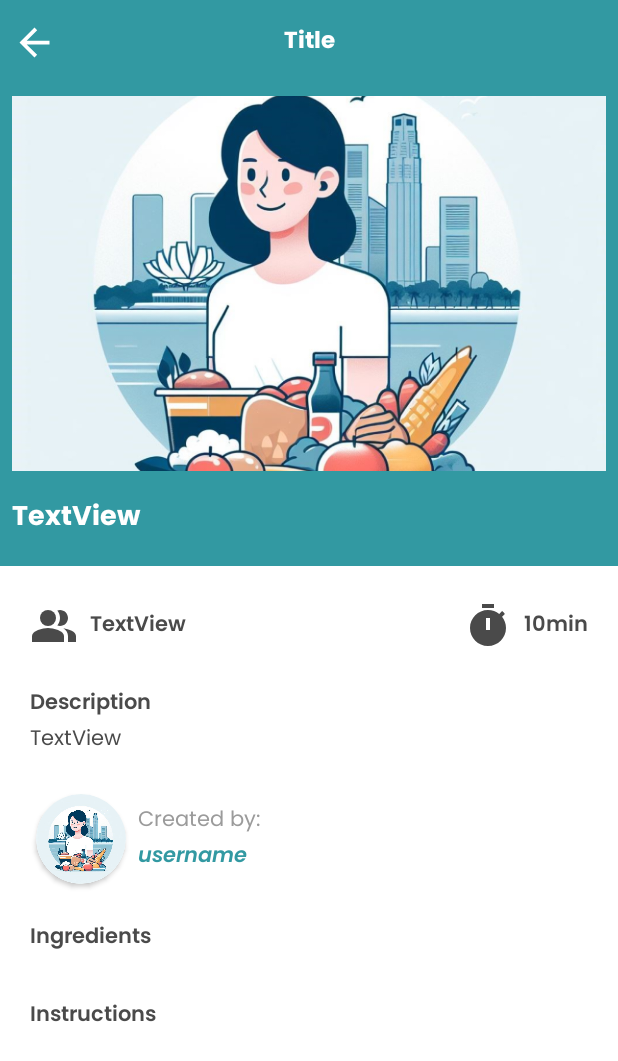
After one commit to hoonweemeng/recipefarm-android, an Android app: the RecipeDetailActivity screen opened directly, with no data from a screen before it, on a phone screen of 412 x 824 dp. The commit adds this screen. Shown: the top 1061 px of the screen. Run offline under Robolectric (Android 15) with nearby library versions, the phone set to English and light mode, and no system bars.

Commit message:
created ui for recipe detail page

```diff
--- /dev/null
+++ b/app/src/main/java/com/app/recipefarm/recipedetail/RecipeDetailActivity.java
@@ -0,0 +1,21 @@
+package com.app.recipefarm.recipedetail;
+
+import android.os.Bundle;
+
+import androidx.activity.EdgeToEdge;
+import androidx.appcompat.app.AppCompatActivity;
+import androidx.core.graphics.Insets;
+import androidx.core.view.ViewCompat;
+import androidx.core.view.WindowInsetsCompat;
+
+import com.app.recipefarm.R;
+
+public class RecipeDetailActivity extends AppCompatActivity {
+
+    @Override
+    protected void onCreate(Bundle savedInstanceState) {
+        super.onCreate(savedInstanceState);
+        EdgeToEdge.enable(this);
+        setContentView(R.layout.activity_recipe_detail);
+    }
+}
--- /dev/null
+++ b/app/src/main/res/drawable/ic_people.xml
@@ -0,0 +1,11 @@
+<vector xmlns:android="http://schemas.android.com/apk/res/android" android:height="24dp" android:tint="#9B9B9B" android:viewportHeight="24" android:viewportWidth="24" android:width="24dp">
+
+    <path android:fillColor="@android:color/white" android:fillType="evenOdd" android:pathData="M16.67,13.13C18.04,14.06 19,15.32 19,17v3h4v-3C23,14.82 19.43,13.53 16.67,13.13z"/>
+
+    <path android:fillColor="@android:color/white" android:fillType="evenOdd" android:pathData="M9,8m-4,0a4,4 0,1 1,8 0a4,4 0,1 1,-8 0"/>
+
+    <path android:fillColor="@android:color/white" android:fillType="evenOdd" android:pathData="M15,12c2.21,0 4,-1.79 4,-4c0,-2.21 -1.79,-4 -4,-4c-0.47,0 -0.91,0.1 -1.33,0.24C14.5,5.27 15,6.58 15,8s-0.5,2.73 -1.33,3.76C14.09,11.9 14.53,12 15,12z"/>
+
+    <path android:fillColor="@android:color/white" android:fillType="evenOdd" android:pathData="M9,13c-2.67,0 -8,1.34 -8,4v3h16v-3C17,14.34 11.67,13 9,13z"/>
+
+</vector>
--- /dev/null
+++ b/app/src/main/res/layout/activity_recipe_detail.xml
@@ -0,0 +1,265 @@
+<?xml version="1.0" encoding="utf-8"?>
+<androidx.constraintlayout.widget.ConstraintLayout xmlns:android="http://schemas.android.com/apk/res/android"
+    xmlns:app="http://schemas.android.com/apk/res-auto"
+    xmlns:tools="http://schemas.android.com/tools"
+    android:id="@+id/main"
+    android:layout_width="match_parent"
+    android:layout_height="match_parent"
+    tools:context=".recipedetail.RecipeDetailActivity">
+
+    <LinearLayout
+        android:layout_width="match_parent"
+        android:layout_height="match_parent"
+        android:orientation="vertical">
+
+        <include
+            android:id="@+id/action_bar"
+            layout="@layout/layout_generic_action_bar" />
+
+        <androidx.core.widget.NestedScrollView
+            android:layout_width="match_parent"
+            android:layout_height="wrap_content"
+            android:fillViewport="true">
+
+            <LinearLayout
+                android:layout_width="match_parent"
+                android:layout_height="wrap_content"
+                android:orientation="vertical"
+                android:visibility="visible">
+
+                <androidx.constraintlayout.widget.ConstraintLayout
+                    android:layout_width="match_parent"
+                    android:layout_height="match_parent"
+                    android:background="@color/cadet_blue"
+                    android:visibility="visible">
+
+                    <ImageView
+                        android:id="@+id/imageView3"
+                        android:layout_width="0dp"
+                        android:layout_height="250dp"
+                        android:layout_marginStart="8dp"
+                        android:layout_marginTop="8dp"
+                        android:layout_marginEnd="8dp"
+                        android:scaleType="centerCrop"
+                        app:layout_constraintEnd_toEndOf="parent"
+                        app:layout_constraintStart_toStartOf="parent"
+                        app:layout_constraintTop_toTopOf="parent"
+                        app:srcCompat="@drawable/profile_picture" />
+
+                    <TextView
+                        android:id="@+id/textView4"
+                        android:layout_width="0dp"
+                        android:layout_height="wrap_content"
+                        android:layout_marginStart="8dp"
+                        android:layout_marginTop="16dp"
+                        android:layout_marginEnd="8dp"
+                        android:layout_marginBottom="16dp"
+                        android:fontFamily="@font/poppins_bold"
+                        android:text="TextView"
+                        android:textColor="@color/white"
+                        android:textSize="18sp"
+                        app:layout_constraintBottom_toBottomOf="parent"
+                        app:layout_constraintEnd_toEndOf="parent"
+                        app:layout_constraintStart_toStartOf="parent"
+                        app:layout_constraintTop_toBottomOf="@+id/imageView3" />
+
+                </androidx.constraintlayout.widget.ConstraintLayout>
+
+                <androidx.constraintlayout.widget.ConstraintLayout
+                    android:layout_width="match_parent"
+                    android:layout_height="match_parent">
+
+                    <ImageView
+                        android:id="@+id/imageView4"
+                        android:layout_width="32dp"
+                        android:layout_height="32dp"
+                        android:layout_marginStart="20dp"
+                        android:layout_marginTop="24dp"
+                        android:layout_marginBottom="24dp"
+                        app:layout_constraintBottom_toBottomOf="parent"
+                        app:layout_constraintStart_toStartOf="parent"
+                        app:layout_constraintTop_toTopOf="parent"
+                        app:srcCompat="@drawable/ic_people"
+                        app:tint="@color/dark_grey" />
+
+                    <TextView
+                        android:id="@+id/textView8"
+                        android:layout_width="wrap_content"
+                        android:layout_height="wrap_content"
+                        android:layout_marginStart="8dp"
+                        android:fontFamily="@font/poppins_semibold"
+                        android:text="TextView"
+                        android:textColor="@color/dark_grey"
+                        android:textSize="14sp"
+                        app:layout_constraintBottom_toBottomOf="parent"
+                        app:layout_constraintStart_toEndOf="@+id/imageView4"
+                        app:layout_constraintTop_toTopOf="parent" />
+
+                    <ImageView
+                        android:id="@+id/imageView5"
+                        android:layout_width="32dp"
+                        android:layout_height="32dp"
+                        android:layout_marginEnd="8dp"
+                        app:layout_constraintBottom_toBottomOf="parent"
+                        app:layout_constraintEnd_toStartOf="@+id/textView9"
+                        app:layout_constraintTop_toTopOf="parent"
+                        app:srcCompat="@drawable/ic_timer"
+                        app:tint="@color/dark_grey" />
+
+                    <TextView
+                        android:id="@+id/textView9"
+                        android:layout_width="wrap_content"
+                        android:layout_height="wrap_content"
+                        android:layout_marginEnd="20dp"
+                        android:fontFamily="@font/poppins_semibold"
+                        android:text="10min"
+                        android:textColor="@color/dark_grey"
+                        android:textSize="14sp"
+                        app:layout_constraintBottom_toBottomOf="parent"
+                        app:layout_constraintEnd_toEndOf="parent"
+                        app:layout_constraintTop_toTopOf="parent" />
+                </androidx.constraintlayout.widget.ConstraintLayout>
+
+                <LinearLayout
+                    android:layout_width="match_parent"
+                    android:layout_height="wrap_content"
+                    android:orientation="vertical"
+                    android:paddingHorizontal="20dp">
+
+                    <TextView
+                        android:layout_width="match_parent"
+                        android:layout_height="wrap_content"
+                        android:fontFamily="@font/poppins_semibold"
+                        android:text="Description"
+                        android:textColor="@color/dark_grey"
+                        android:textSize="14sp" />
+
+                    <TextView
+                        android:id="@+id/textView7"
+                        android:layout_width="match_parent"
+                        android:layout_height="wrap_content"
+                        android:fontFamily="@font/poppins_regular"
+                        android:text="TextView"
+                        android:textColor="@color/dark_grey"
+                        android:textSize="14sp" />
+                </LinearLayout>
+
+                <androidx.constraintlayout.widget.ConstraintLayout
+                    android:layout_width="match_parent"
+                    android:layout_height="wrap_content">
+
+                    <androidx.cardview.widget.CardView
+                        android:id="@+id/cardView"
+                        android:layout_width="60dp"
+                        android:layout_height="60dp"
+                        android:layout_marginStart="24dp"
+                        android:layout_marginTop="24dp"
+                        android:layout_marginBottom="24dp"
+                        app:cardBackgroundColor="@color/white"
+                        app:cardCornerRadius="250dp"
+                        app:layout_constraintBottom_toBottomOf="parent"
+                        app:layout_constraintStart_toStartOf="parent"
+                        app:layout_constraintTop_toTopOf="parent">
+
+                        <androidx.cardview.widget.CardView
+                            android:layout_width="match_parent"
+                            android:layout_height="match_parent"
+                            android:layout_gravity="center"
+                            app:cardCornerRadius="250dp">
+
+                            <ImageView
+                                android:id="@+id/profileImageView"
+                                android:layout_width="match_parent"
+                                android:layout_height="match_parent"
+                                android:scaleType="centerCrop"
+                                android:src="@drawable/profile_picture" />
+
+                        </androidx.cardview.widget.CardView>
+
+                    </androidx.cardview.widget.CardView>
+
+                    <LinearLayout
+                        android:layout_width="0dp"
+                        android:layout_height="match_parent"
+                        android:layout_marginStart="8dp"
+                        android:layout_marginEnd="20dp"
+                        android:orientation="vertical"
+                        app:layout_constraintBottom_toBottomOf="parent"
+                        app:layout_constraintEnd_toEndOf="parent"
+                        app:layout_constraintStart_toEndOf="@+id/cardView"
+                        app:layout_constraintTop_toTopOf="parent">
+
+                        <TextView
+                            android:layout_width="match_parent"
+                            android:layout_height="wrap_content"
+                            android:fontFamily="@font/poppins_regular"
+                            android:text="Created by:"
+                            android:textColor="@color/light_grey"
+                            android:textSize="14sp" />
+
+                        <TextView
+                            android:id="@+id/textView11"
+                            android:layout_width="match_parent"
+                            android:layout_height="wrap_content"
+                            android:fontFamily="@font/poppins_semibolditalic"
+                            android:text="username"
+                            android:textColor="@color/cadet_blue"
+                            android:textSize="14sp" />
+                    </LinearLayout>
+
+                </androidx.constraintlayout.widget.ConstraintLayout>
+
+                <LinearLayout
+                    android:layout_width="match_parent"
+                    android:layout_height="wrap_content"
+                    android:orientation="vertical"
+                    android:paddingHorizontal="20dp">
+
+                    <TextView
+                        android:layout_width="match_parent"
+                        android:layout_height="wrap_content"
+                        android:fontFamily="@font/poppins_semibold"
+                        android:text="Ingredients"
+                        android:textColor="@color/dark_grey"
+                        android:textSize="14sp" />
+
+                    <androidx.recyclerview.widget.RecyclerView
+                        android:layout_width="match_parent"
+                        android:layout_height="match_parent"
+                        android:nestedScrollingEnabled="false"
+                        android:paddingTop="8dp" />
+
+                </LinearLayout>
+
+                <LinearLayout
+                    android:layout_width="match_parent"
+                    android:layout_height="match_parent"
+                    android:orientation="vertical"
+                    android:paddingHorizontal="20dp"
+                    android:paddingTop="20dp">
+
+                    <TextView
+                        android:layout_width="match_parent"
+                        android:layout_height="wrap_content"
+                        android:fontFamily="@font/poppins_semibold"
+                        android:text="Instructions"
+                        android:textColor="@color/dark_grey"
+                        android:textSize="14sp" />
+
+                    <androidx.recyclerview.widget.RecyclerView
+                        android:layout_width="match_parent"
+                        android:layout_height="match_parent"
+                        android:nestedScrollingEnabled="false"
+                        android:paddingTop="8dp" />
+
+                </LinearLayout>
+
+                <Space
+                    android:layout_width="match_parent"
+                    android:layout_height="50dp" />
+
+            </LinearLayout>
+        </androidx.core.widget.NestedScrollView>
+
+    </LinearLayout>
+</androidx.constraintlayout.widget.ConstraintLayout>
--- a/app/src/main/res/layout/layout_recipe_card.xml
+++ b/app/src/main/res/layout/layout_recipe_card.xml
@@ -2,7 +2,8 @@
 <androidx.constraintlayout.widget.ConstraintLayout xmlns:android="http://schemas.android.com/apk/res/android"
     xmlns:app="http://schemas.android.com/apk/res-auto"
     xmlns:tools="http://schemas.android.com/tools"
-    android:layout_width="200dp"
+    android:layout_margin="4dp"
+    android:layout_width="180dp"
     android:layout_height="250dp">
 
     <androidx.cardview.widget.CardView
```
Also changed, not shown: app/src/main/AndroidManifest.xml (+5 -2 lines).
